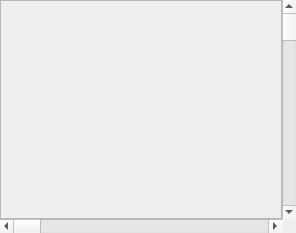
Old version of the form libs/famitracker/FrameEditor.ui in the repository christopherpow/nesicide.
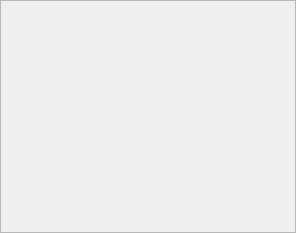
New version of the form.

Patch:
```diff
--- a/libs/famitracker/FrameEditor.ui
+++ b/libs/famitracker/FrameEditor.ui
@@ -44,20 +44,6 @@
      </layout>
     </widget>
    </item>
-   <item row="0" column="1">
-    <widget class="QScrollBar" name="verticalScrollBar">
-     <property name="orientation">
-      <enum>Qt::Vertical</enum>
-     </property>
-    </widget>
-   </item>
-   <item row="1" column="0">
-    <widget class="QScrollBar" name="horizontalScrollBar">
-     <property name="orientation">
-      <enum>Qt::Horizontal</enum>
-     </property>
-    </widget>
-   </item>
   </layout>
  </widget>
  <resources/>
```
